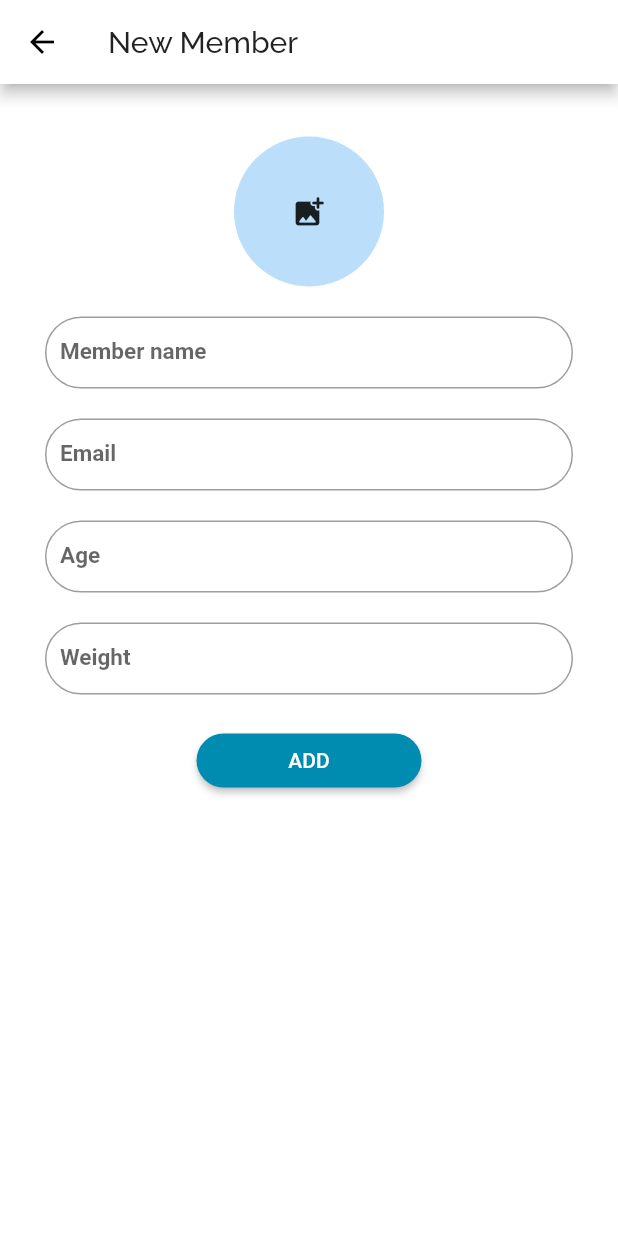
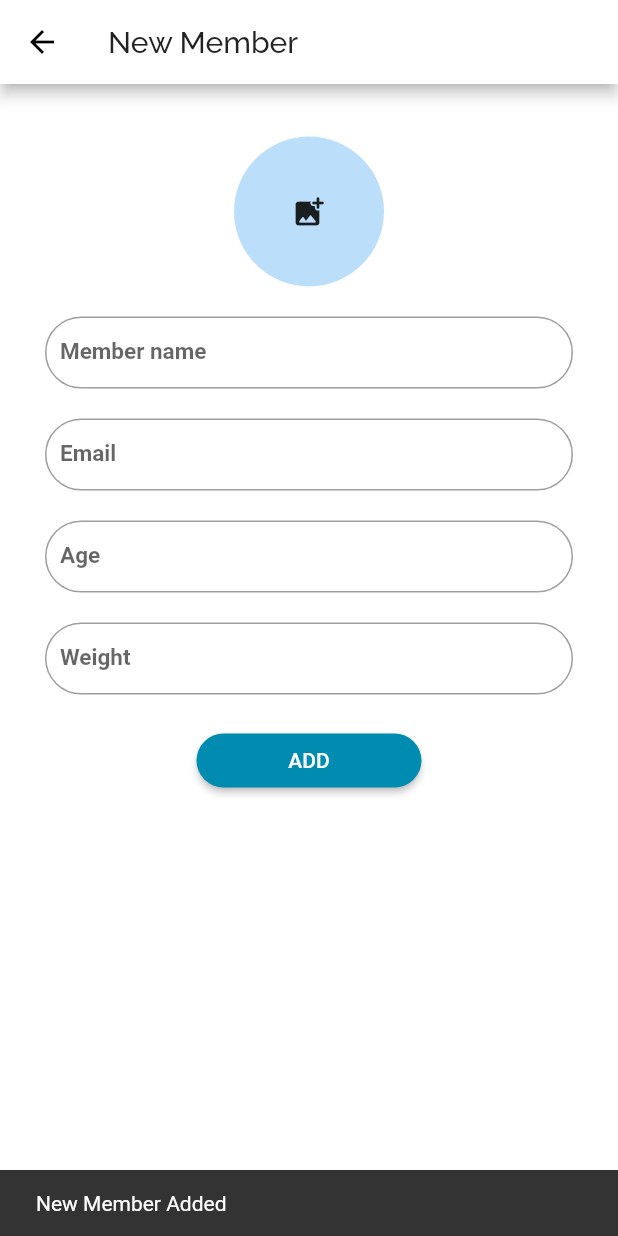
Before and after one commit to Kavindu-Tharaka/MedAlert, a Flutter app: the NewMemberScreen screen opened by its route, after a tap on "ADD", on a phone screen of 412 x 824 dp. Run offline on Flutter 3.47's test engine with Material 2 defaults, Android fonts, the phone set to English and light mode, and no system bars; our stand-ins replace after_layout, animated_splash_screen, flutter_local_notifications, flutter_native_timezone, numberpicker, percent_indicator and 4 more; missing offline and left inert: colorlizer; accounts and stored records are empty.

Commit message:
P011 | feat: Added the snackbar features

```diff
--- a/lib/screens/home_screen.dart
+++ b/lib/screens/home_screen.dart
@@ -72,10 +72,11 @@ class _HomeScreenState extends State<HomeScreen> {
                 children: <Widget>[
                   Text('My Members',
                       style: TextStyle(
-                          fontWeight: FontWeight.w600, color: Colors.black54)),
+                          fontWeight: FontWeight.w600, color: Colors.black54,fontSize: 28.0,)),
                   Divider(
                     thickness: 2,
                   ),
+                  SizedBox(height: 25,),
                   MemberList(),
                 ],
               ),
--- a/lib/screens/new_member_screen.dart
+++ b/lib/screens/new_member_screen.dart
@@ -28,14 +28,15 @@ class _NewMemberScreenState extends State<NewMemberScreen> {
         weight: int.parse(memberWeight.text));
 
     await MedicineDatabase.instance.createMember(mbr);
-    final r = await MedicineDatabase.instance.readAllMembers();
-   print('in layout');
-    r.map((e) => print(e.name));
-  }
+
+    memberName.text = "";
+    memberEmail.text = "";
+    memberWeight.text = "";
+    memberAge.text = "";
 
 
 
-
+  }
 
   Widget buildMedicineName(controller, label, keyboardType) => TextFormField(
         onEditingComplete: () {
@@ -78,7 +79,8 @@ class _NewMemberScreenState extends State<NewMemberScreen> {
       appBar: AppBar(
         title: Text("New Member"),
       ),
-      body: SingleChildScrollView(
+      body: Builder(builder: (context){
+        return SingleChildScrollView(
         child: Padding(
           padding: const EdgeInsets.symmetric(vertical: 35, horizontal: 30),
           child: Container(
@@ -118,6 +120,8 @@ class _NewMemberScreenState extends State<NewMemberScreen> {
                       ),
                       onPressed: () {
                         addNewMember();
+                        SnackBar snck = SnackBar(content: Text('New Member Added'),);
+                        Scaffold.of(context).showSnackBar(snck);
                       },
                       child: Text('ADD')),
                 )
@@ -125,7 +129,8 @@ class _NewMemberScreenState extends State<NewMemberScreen> {
             ),
           ),
         ),
-      ),
+      );
+      })
     );
   }
 }
--- a/lib/widgets/member.dart
+++ b/lib/widgets/member.dart
@@ -20,8 +20,8 @@ class _MemberProfileState extends State<MemberProfile> {
       onLongPress: () => showDialog<String>(
         context: context,
         builder: (BuildContext context) => AlertDialog(
-          title: const Text('AlertDialog Title'),
-          content: const Text('AlertDialog description'),
+          title: const Text('Delete Member'),
+          content:  Text("Do you want to delete this member ${widget.member.name}"),
           actions: <Widget>[
             TextButton(
               onPressed: () => Navigator.pop(context, 'Cancel'),
@@ -29,6 +29,7 @@ class _MemberProfileState extends State<MemberProfile> {
             ),
             TextButton(
               onPressed: () async=>  {await  MedicineDatabase.instance.deleteMember(widget.member.id),
+
               Navigator.pop(context, "Delete")
               },
               child: const Text('Delete'),
@@ -39,7 +40,7 @@ class _MemberProfileState extends State<MemberProfile> {
       child: Column(
         children: <Widget>[
           CircleAvatar(
-            radius: 35,
+            radius: 50,
             backgroundColor: Colors.white,
             child: Image.network( 'https://ui-avatars.com/api/?size=128&rounded=true&background=random&color=fff&name=' + widget.member.name) ,
           ),
```
Also changed, not shown: lib/main.dart (+7 -7 lines), lib/widgets/member_list.dart (+4 -9 lines).
